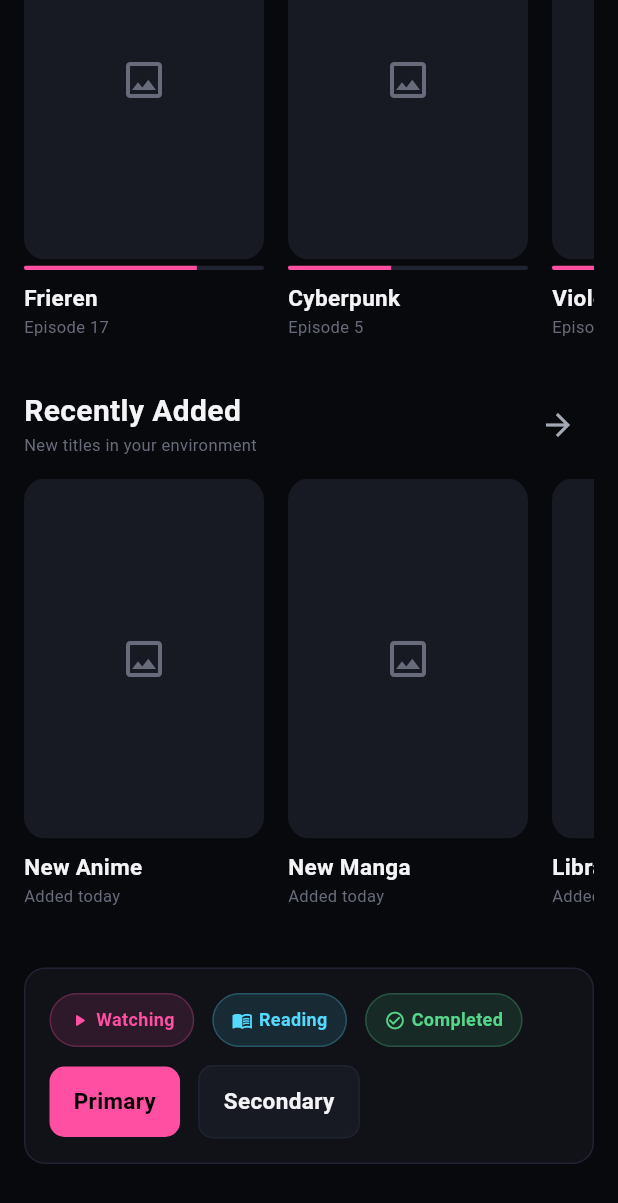
After one commit to Tohbuu/tohyou, a Flutter app: the ShowcaseScreen screen opened by its route, scrolled down 749 dp, after a tap on "Primary", on a phone screen of 412 x 824 dp. The commit adds this screen. Shown: the top 1203 px of the screen. Run offline on Flutter 3.47's test engine with Material 3 defaults, Android fonts, the phone set to English and light mode, and no system bars; our stand-ins replace go_router.

Commit message:
feat: compose tohyou design showcase

```diff
--- a/lib/app/app_router.dart
+++ b/lib/app/app_router.dart
@@ -1,6 +1,7 @@
 import 'package:go_router/go_router.dart';
 
 import '../features/home/presentation/home_screen.dart';
+import '../features/showcase/presentation/showcase_screen.dart';
 
 final GoRouter appRouter = GoRouter(
   initialLocation: '/',
@@ -11,5 +12,11 @@ final GoRouter appRouter = GoRouter(
         return const HomeScreen();
       },
     ),
+    GoRoute(
+      path: '/showcase',
+      builder: (context, state) {
+        return const ShowcaseScreen();
+      },
+    ),
   ],
 );
--- a/lib/features/home/presentation/home_screen.dart
+++ b/lib/features/home/presentation/home_screen.dart
@@ -1,4 +1,5 @@
 import 'package:flutter/material.dart';
+import 'package:go_router/go_router.dart';
 
 import '../../../core/design/app_colors.dart';
 import '../../../core/design/app_spacing.dart';
@@ -11,13 +12,12 @@ class HomeScreen extends StatelessWidget {
   Widget build(BuildContext context) {
     return Scaffold(
       body: SafeArea(
+        child: Center(
           child: Padding(
             padding: const EdgeInsets.all(TohyouSpacing.xl),
             child: Column(
-            crossAxisAlignment: CrossAxisAlignment.start,
+              mainAxisSize: MainAxisSize.min,
               children: [
-              const Spacer(),
-
                 Text(
                   'TOHYOU',
                   style: TohyouTypography.display.copyWith(
@@ -28,7 +28,7 @@ class HomeScreen extends StatelessWidget {
                 const SizedBox(height: TohyouSpacing.sm),
 
                 Text(
-                'Your personal anime & manga environment.',
+                  'Application foundation is working.',
                   style: TohyouTypography.body.copyWith(
                     color: TohyouColors.textSecondary,
                   ),
@@ -36,30 +36,15 @@ class HomeScreen extends StatelessWidget {
 
                 const SizedBox(height: TohyouSpacing.xl),
 
-              Container(
-                padding: const EdgeInsets.all(TohyouSpacing.lg),
-                decoration: BoxDecoration(
-                  color: TohyouColors.surface,
-                  borderRadius: BorderRadius.circular(14),
-                  border: Border.all(
-                    color: TohyouColors.surfaceHighlight,
+                FilledButton.icon(
+                  onPressed: () {
+                    context.go('/showcase');
+                  },
+                  icon: const Icon(Icons.auto_awesome),
+                  label: const Text('Open Design Showcase'),
                 ),
-                ),
-                child: const Row(
-                  mainAxisSize: MainAxisSize.min,
-                  children: [
-                    Icon(
-                      Icons.auto_awesome,
-                      color: TohyouColors.accent,
-                    ),
-                    SizedBox(width: TohyouSpacing.md),
-                    Text('System initialized'),
               ],
             ),
-              ),
-
-              const Spacer(),
-            ],
           ),
         ),
       ),
--- /dev/null
+++ b/lib/features/showcase/presentation/showcase_screen.dart
@@ -0,0 +1,397 @@
+import 'package:flutter/material.dart';
+
+import '../../../core/design/app_colors.dart';
+import '../../../core/design/app_radius.dart';
+import '../../../core/design/app_spacing.dart';
+import '../../../core/design/app_typography.dart';
+import '../../../core/design/components/tohyou_button.dart';
+import '../../../core/design/components/tohyou_chip.dart';
+import '../../../core/design/components/tohyou_icon_button.dart';
+import '../../../core/design/components/tohyou_poster_card.dart';
+import '../../../core/design/components/tohyou_section.dart';
+import '../../../core/design/components/tohyou_surface.dart';
+
+class ShowcaseScreen extends StatelessWidget {
+  const ShowcaseScreen({super.key});
+
+  @override
+  Widget build(BuildContext context) {
+    return Scaffold(
+      body: SafeArea(
+        child: LayoutBuilder(
+          builder: (context, constraints) {
+            final isCompact = constraints.maxWidth < 700;
+
+            return CustomScrollView(
+              slivers: [
+                SliverPadding(
+                  padding: EdgeInsets.all(
+                    isCompact
+                        ? TohyouSpacing.lg
+                        : TohyouSpacing.xxl,
+                  ),
+                  sliver: SliverToBoxAdapter(
+                    child: _buildHeader(context, isCompact),
+                  ),
+                ),
+
+                SliverPadding(
+                  padding: EdgeInsets.symmetric(
+                    horizontal: isCompact
+                        ? TohyouSpacing.lg
+                        : TohyouSpacing.xxl,
+                  ),
+                  sliver: SliverToBoxAdapter(
+                    child: _buildHero(context, isCompact),
+                  ),
+                ),
+
+                SliverPadding(
+                  padding: EdgeInsets.fromLTRB(
+                    isCompact
+                        ? TohyouSpacing.lg
+                        : TohyouSpacing.xxl,
+                    TohyouSpacing.xxl,
+                    isCompact
+                        ? TohyouSpacing.lg
+                        : TohyouSpacing.xxl,
+                    0,
+                  ),
+                  sliver: SliverToBoxAdapter(
+                    child: TohyouSection(
+                      title: 'Continue Watching',
+                      subtitle: 'Pick up where you left off',
+                      onMore: () {},
+                      child: _buildPosterRow(
+                        context,
+                        _continueWatching,
+                      ),
+                    ),
+                  ),
+                ),
+
+                SliverPadding(
+                  padding: EdgeInsets.all(
+                    isCompact
+                        ? TohyouSpacing.lg
+                        : TohyouSpacing.xxl,
+                  ),
+                  sliver: SliverToBoxAdapter(
+                    child: TohyouSection(
+                      title: 'Recently Added',
+                      subtitle: 'New titles in your environment',
+                      onMore: () {},
+                      child: _buildPosterRow(
+                        context,
+                        _recentlyAdded,
+                      ),
+                    ),
+                  ),
+                ),
+
+                SliverPadding(
+                  padding: EdgeInsets.fromLTRB(
+                    isCompact
+                        ? TohyouSpacing.lg
+                        : TohyouSpacing.xxl,
+                    0,
+                    isCompact
+                        ? TohyouSpacing.lg
+                        : TohyouSpacing.xxl,
+                    TohyouSpacing.xxxl,
+                  ),
+                  sliver: SliverToBoxAdapter(
+                    child: _buildPrimitiveShowcase(context),
+                  ),
+                ),
+              ],
+            );
+          },
+        ),
+      ),
+    );
+  }
+
+  Widget _buildHeader(
+    BuildContext context,
+    bool isCompact,
+  ) {
+    return Row(
+      children: [
+        Text(
+          'TOHYOU',
+          style: TohyouTypography.title.copyWith(
+            color: TohyouColors.textPrimary,
+            fontWeight: FontWeight.w800,
+            letterSpacing: 1.2,
+          ),
+        ),
+
+        const Spacer(),
+
+        if (!isCompact)
+          const TohyouIconButton(
+            icon: Icons.search,
+            tooltip: 'Search',
+            onPressed: null,
+          ),
+
+        const TohyouIconButton(
+          icon: Icons.notifications_none,
+          tooltip: 'Notifications',
+          onPressed: null,
+        ),
+
+        const TohyouIconButton(
+          icon: Icons.settings_outlined,
+          tooltip: 'Settings',
+          onPressed: null,
+        ),
+      ],
+    );
+  }
+
+  Widget _buildHero(
+    BuildContext context,
+    bool isCompact,
+  ) {
+    return TohyouSurface(
+      padding: EdgeInsets.all(
+        isCompact
+            ? TohyouSpacing.xl
+            : TohyouSpacing.xxl,
+      ),
+      color: TohyouColors.surfaceElevated,
+      child: isCompact
+          ? _buildCompactHero()
+          : _buildDesktopHero(),
+    );
+  }
+
+  Widget _buildDesktopHero() {
+    return Row(
+      children: [
+        Expanded(
+          child: _heroText(),
+        ),
+
+        const SizedBox(width: TohyouSpacing.xxl),
+
+        const _HeroVisual(),
+      ],
+    );
+  }
+
+  Widget _buildCompactHero() {
+    return Column(
+      crossAxisAlignment: CrossAxisAlignment.start,
+      children: [
+        _heroText(),
+
+        const SizedBox(height: TohyouSpacing.xl),
+
+        const _HeroVisual(),
+      ],
+    );
+  }
+
+  Widget _heroText() {
+    return Column(
+      crossAxisAlignment: CrossAxisAlignment.start,
+      children: [
+        const TohyouChip(
+          label: 'LOCAL-FIRST',
+          icon: Icons.devices_outlined,
+          accent: TohyouColors.cyan,
+        ),
+
+        const SizedBox(height: TohyouSpacing.lg),
+
+        Text(
+          'Your media.\nYour environment.',
+          style: TohyouTypography.display.copyWith(
+            color: TohyouColors.textPrimary,
+          ),
+        ),
+
+        const SizedBox(height: TohyouSpacing.md),
+
+        Text(
+          'Anime and manga organized around you — '
+          'with your library, progress, downloads, '
+          'and experience living on your device.',
+          style: TohyouTypography.body.copyWith(
+            color: TohyouColors.textSecondary,
+          ),
+        ),
+
+        const SizedBox(height: TohyouSpacing.xl),
+
+        Row(
+          children: [
+            TohyouButton(
+              label: 'Explore Library',
+              icon: Icons.library_books_outlined,
+              onPressed: () {},
+            ),
+
+            const SizedBox(width: TohyouSpacing.md),
+
+            TohyouButton(
+              label: 'Search',
+              icon: Icons.search,
+              secondary: true,
+              onPressed: () {},
+            ),
+          ],
+        ),
+      ],
+    );
+  }
+
+  Widget _buildPosterRow(
+    BuildContext context,
+    List<_ShowcaseTitle> titles,
+  ) {
+    return SizedBox(
+      height: 310,
+      child: ListView.separated(
+        scrollDirection: Axis.horizontal,
+        itemCount: titles.length,
+        separatorBuilder: (_, _) => const SizedBox(
+          width: TohyouSpacing.lg,
+        ),
+        itemBuilder: (context, index) {
+          final title = titles[index];
+
+          return TohyouPosterCard(
+            title: title.title,
+            subtitle: title.subtitle,
+            progress: title.progress,
+            onTap: () {},
+          );
+        },
+      ),
+    );
+  }
+
+  Widget _buildPrimitiveShowcase(BuildContext context) {
+    return TohyouSurface(
+      child: Wrap(
+        spacing: TohyouSpacing.md,
+        runSpacing: TohyouSpacing.md,
+        crossAxisAlignment: WrapCrossAlignment.center,
+        children: [
+          const TohyouChip(
+            label: 'Watching',
+            icon: Icons.play_arrow_rounded,
+          ),
+          const TohyouChip(
+            label: 'Reading',
+            icon: Icons.menu_book_outlined,
+            accent: TohyouColors.cyan,
+          ),
+          const TohyouChip(
+            label: 'Completed',
+            icon: Icons.check_circle_outline,
+            accent: TohyouColors.success,
+          ),
+          TohyouButton(
+            label: 'Primary',
+            onPressed: () {},
+          ),
+          TohyouButton(
+            label: 'Secondary',
+            secondary: true,
+            onPressed: () {},
+          ),
+        ],
+      ),
+    );
+  }
+}
+
+class _HeroVisual extends StatelessWidget {
+  const _HeroVisual();
+
+  @override
+  Widget build(BuildContext context) {
+    return Container(
+      width: 220,
+      height: 150,
+      decoration: BoxDecoration(
+        borderRadius: BorderRadius.circular(TohyouRadius.xl),
+        gradient: const LinearGradient(
+          begin: Alignment.topLeft,
+          end: Alignment.bottomRight,
+          colors: [
+            TohyouColors.accentDeep,
+            TohyouColors.violet,
+            TohyouColors.cyan,
+          ],
+        ),
+      ),
+      child: const Center(
+        child: Icon(
+          Icons.auto_awesome,
+          size: 56,
+          color: Colors.white,
+        ),
+      ),
+    );
+  }
+}
+
+class _ShowcaseTitle {
+  const _ShowcaseTitle({
+    required this.title,
+    required this.subtitle,
+    this.progress,
+  });
+
+  final String title;
+  final String subtitle;
+  final double? progress;
+}
+
+const _continueWatching = [
+  _ShowcaseTitle(
+    title: 'Frieren',
+    subtitle: 'Episode 17',
+    progress: 0.72,
+  ),
+  _ShowcaseTitle(
+    title: 'Cyberpunk',
+    subtitle: 'Episode 5',
+    progress: 0.43,
+  ),
+  _ShowcaseTitle(
+    title: 'Violet Evergarden',
+    subtitle: 'Episode 9',
+    progress: 0.61,
+  ),
+  _ShowcaseTitle(
+    title: 'Dungeon Meshi',
+    subtitle: 'Episode 14',
+    progress: 0.28,
+  ),
+];
+
+const _recentlyAdded = [
+  _ShowcaseTitle(
+    title: 'New Anime',
+    subtitle: 'Added today',
+  ),
+  _ShowcaseTitle(
+    title: 'New Manga',
+    subtitle: 'Added today',
+  ),
+  _ShowcaseTitle(
+    title: 'Library Item',
+    subtitle: 'Added yesterday',
+  ),
+  _ShowcaseTitle(
+    title: 'Another Title',
+    subtitle: 'Added yesterday',
+  ),
+];
```
Lines whose indentation alone changed are shown as unchanged.
